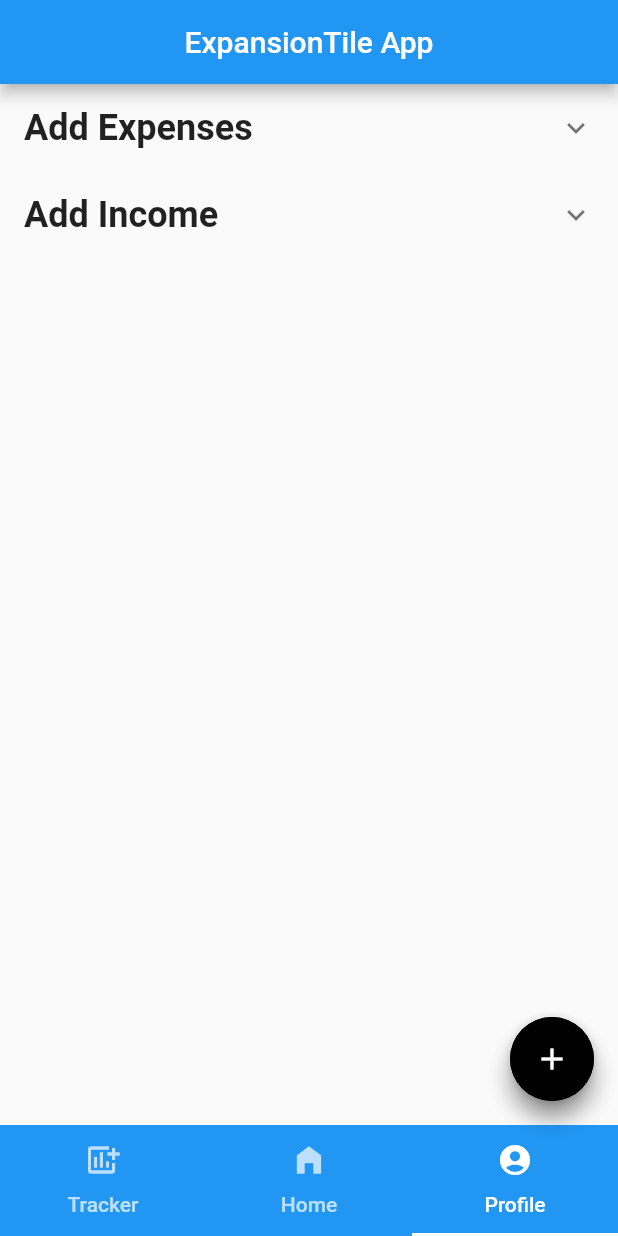
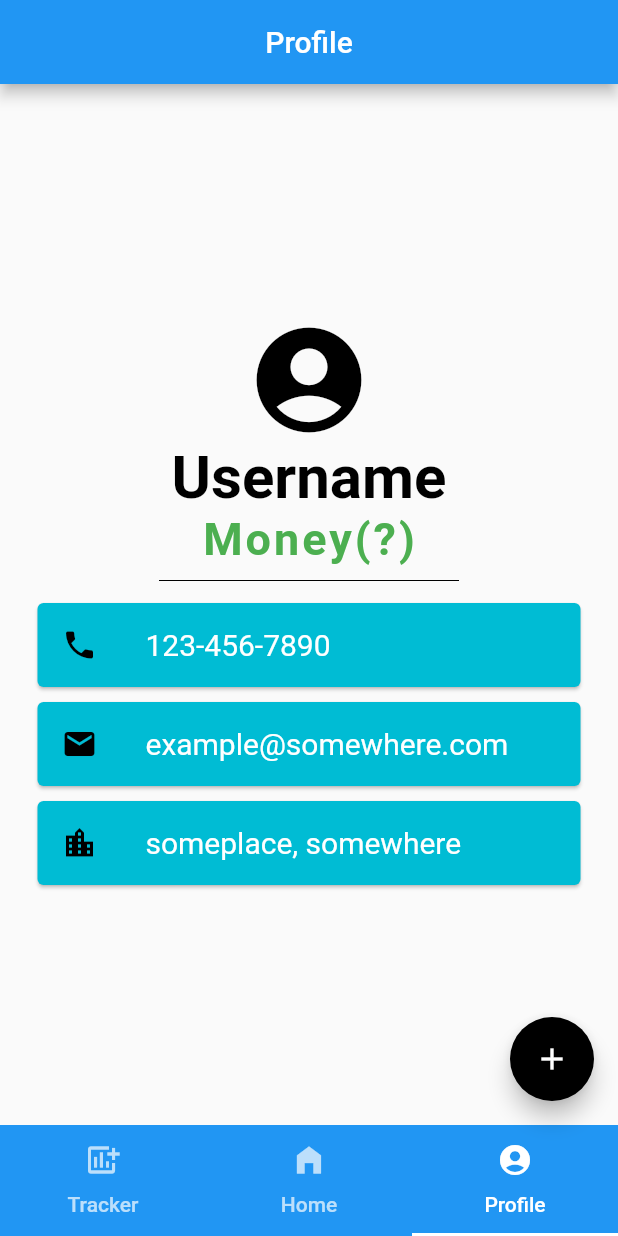
Before and after one commit to lyang-86/vandy_2020, a Flutter app: the screen it shows after launch, item 3 of the bottom bar chosen, on a phone screen of 412 x 824 dp. Run offline on Flutter 3.47's test engine with Material 2 defaults, Android fonts, the phone set to English and light mode, and no system bars; our stand-ins replace pie_chart; missing offline and left inert: dart:ffi.

Commit message:
profile page
made a template profile page

```diff
--- a/vandyhacks2020/lib/main.dart
+++ b/vandyhacks2020/lib/main.dart
@@ -2,6 +2,7 @@ import 'package:flutter/material.dart';
 import 'package:vandyhacks2020/userinput.dart';
 import 'package:vandyhacks2020/pie.dart';
 import 'package:vandyhacks2020/navbar.dart';
+import 'package:vandyhacks2020/profile.dart';
 void main() {
   runApp(MyApp());
 }
@@ -44,11 +45,9 @@ class _MyHomePageState extends State<MyHomePage> {
   int _counter = 0;
   int _currentIndex = 0;
   final List<Widget> _children = [
-
     NavBar(),
     HomePage(),
-
-
+    Profile(),
   ];
 
   void onTappedBar(int index){
--- a/vandyhacks2020/lib/navbar.dart
+++ b/vandyhacks2020/lib/navbar.dart
@@ -2,7 +2,7 @@ import 'package:flutter/material.dart';
 
 import 'pie.dart';
 import 'userinput.dart';
-import 'userinput.dart';
+import 'profile.dart';
 
 class NavBar extends StatefulWidget {
   const NavBar({Key key}) : super(key: key);
@@ -21,7 +21,7 @@ class _BottomTabbarExampleState extends State<NavBar>
   static  final _kTabPages = <Widget>[
     Center(child: HomePage()),
     Center(child: Icon(Icons.alarm, size: 64.0, color: Colors.cyan)),
-    Center(child: TileApp()),
+    Center(child: Profile()),
   ];
   static const _kTabs = <Tab>[
     Tab(icon: Icon(Icons.add_chart), text: 'Tracker'),
--- a/vandyhacks2020/lib/pie.dart
+++ b/vandyhacks2020/lib/pie.dart
@@ -104,7 +104,9 @@ class _HomePageState extends State<HomePage> {
     );
     return Scaffold(
       appBar: AppBar(
-        title: Text("Expense Tracker"),
+        title: new Center(
+          child: Text("Expense Tracker"),
+        ),
       ),
       body: LayoutBuilder(
         builder: (_, constraints) {
--- a/vandyhacks2020/lib/profile.dart
+++ b/vandyhacks2020/lib/profile.dart
@@ -0,0 +1,109 @@
+import 'package:flutter/material.dart';
+import 'main.dart';
+
+void main() => runApp(MyApp());
+
+class MyApp extends StatelessWidget {
+@override
+  Widget build(BuildContext context){
+  return MaterialApp(
+    home: Profile(),
+  );
+}
+}
+class Profile extends StatelessWidget {
+  @override
+  Widget build(BuildContext context) {
+    return Scaffold(
+      appBar: AppBar(
+        title: new Center(
+          child: Text("Profile"),
+        ),
+      ),
+      body: SafeArea(
+        child: Column(
+          mainAxisAlignment: MainAxisAlignment.center,
+          children: <Widget>[
+            Icon(Icons.account_circle_sharp, size: 84.0, color: Colors.black),
+            Text(
+              'Username',
+              style: TextStyle(
+                fontSize: 40.0,
+                color: Colors.black,
+                fontWeight: FontWeight.bold,
+              ),
+            ),
+            Text(
+              'Money(?)',
+              style: TextStyle(
+                fontSize: 30.0,
+                color: Colors.green,
+                letterSpacing: 2,
+                fontWeight: FontWeight.bold,
+              ),
+            ),
+            SizedBox(
+              height: 20,
+              width: 200,
+              child: Divider(
+                color: Colors.black,
+              ),
+            ),
+            Card(
+              color: Colors.cyan,
+              margin: EdgeInsets.symmetric(vertical: 5.0, horizontal: 25.0),
+              child: ListTile(
+                leading: Icon(
+                  Icons.phone,
+                  color: Colors.black,
+                ),
+                title: Text(
+                  '123-456-7890',
+                  style: TextStyle(
+                    color: Colors.white,
+                    fontSize: 20.0,
+                  ),
+                ),
+              ),
+            ),
+            Card(
+              color: Colors.cyan,
+              margin: EdgeInsets.symmetric(vertical: 5.0, horizontal: 25.0),
+              child: ListTile(
+                leading: Icon(
+                  Icons.email,
+                  color: Colors.black,
+                ),
+                title: Text(
+                  'example@somewhere.com',
+                  style: TextStyle(
+                   color: Colors.white,
+                   fontSize: 20.0,
+                  ),
+                ),
+              ),
+            ),
+            Card(
+              color: Colors.cyan,
+              margin: EdgeInsets.symmetric(vertical: 5.0, horizontal: 25.0),
+              child: ListTile(
+                leading: Icon(
+                  Icons.location_city,
+                  color: Colors.black,
+                ),
+                title: Text(
+                  'someplace, somewhere',
+                  style: TextStyle(
+                    color: Colors.white,
+                    fontSize: 20.0,
+                  ),
+                ),
+              ),
+            ),
+          ],
+        ),
+
+      ),
+    );
+  }
+}
--- a/vandyhacks2020/lib/userinput.dart
+++ b/vandyhacks2020/lib/userinput.dart
@@ -47,7 +47,7 @@ class TileApp extends StatelessWidget {
 
         appBar: new AppBar(
           title: new Center(
-            child: Text('ExpansionTile App'),
+            child: Text('Expenses'),
           ),
         ),
         body: new ListView.builder(
```
